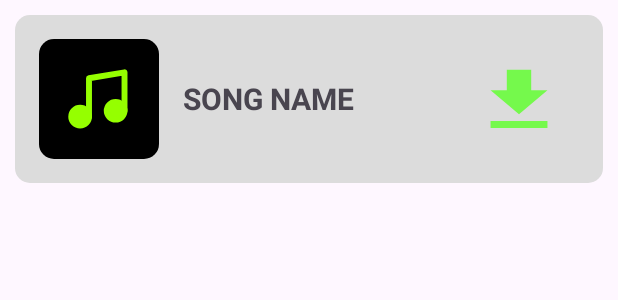
After one commit to Yjoubayr/Projecte33, an Android app: the layout activity_song_item.xml on its own in the app's theme, with its tools: preview values and no code run, on a phone screen of 412 x 824 dp. The commit adds this screen. Shown: the top 300 px of the screen. Run offline under Robolectric (Android 15) with nearby library versions, the phone set to English and light mode, and no system bars.

Commit message:
Logica dels btn de descarregar cançons, nomes et porta a una altre pantalla

```diff
--- a/Android/ReproductorMusica/app/src/main/res/layout/activity_downloadsongs.xml
+++ b/Android/ReproductorMusica/app/src/main/res/layout/activity_downloadsongs.xml
@@ -9,9 +9,7 @@
         android:layout_width="match_parent"
         android:layout_height="match_parent"
         tools:itemCount="11"
-        tools:listitem="@layout/song_item">
-
+        tools:listitem="@layout/activity_song_item">
     </androidx.recyclerview.widget.RecyclerView>
 
-
 </RelativeLayout>
--- /dev/null
+++ b/Android/ReproductorMusica/app/src/main/res/layout/activity_song_item.xml
@@ -0,0 +1,56 @@
+<?xml version="1.0" encoding="utf-8"?>
+<RelativeLayout xmlns:android="http://schemas.android.com/apk/res/android"
+    xmlns:app="http://schemas.android.com/apk/res-auto"
+    xmlns:tools="http://schemas.android.com/tools"
+    android:layout_width="wrap_content"
+    android:layout_height="wrap_content"
+    tools:context=".song_item">
+    <LinearLayout
+        xmlns:android="http://schemas.android.com/apk/res/android"
+        android:layout_width="match_parent"
+        android:layout_height="wrap_content"
+        android:orientation="horizontal"
+        android:padding="16dp"
+        android:background="@drawable/shape"
+        android:layout_margin="10dp"
+        tools:ignore="MissingConstraints">
+
+        <!-- Square Image -->
+        <ImageView
+            android:id="@+id/squareImage"
+            android:padding="15dp"
+            android:layout_width="80dp"
+            android:layout_height="80dp"
+            android:src="@drawable/music_img"
+            android:scaleType="centerCrop"
+            android:layout_gravity="center_vertical"
+            android:background="@drawable/shape"
+            android:backgroundTint="@color/black"/>
+
+        <!-- Textbox -->
+        <TextView
+            android:id="@+id/textBox"
+            android:layout_width="0dp"
+            android:textStyle="bold"
+            android:layout_height="wrap_content"
+            android:layout_marginStart="16dp"
+            android:layout_weight="1"
+            android:paddingVertical="20dp"
+            android:textSize="20sp"
+            android:hint="Enter text"
+            android:text="SONG NAME"
+            android:focusable="false"
+            android:clickable="false"
+            android:layout_gravity="center_vertical"/>
+
+        <!-- Download Logo -->
+        <TextView
+            android:id="@+id/downloadLogo"
+            android:layout_width="40dp"
+            android:layout_height="40dp"
+            android:layout_margin="20dp"
+            android:background="@drawable/btn_download"
+            android:layout_gravity="center_vertical"/>
+    </LinearLayout>
+
+</RelativeLayout>
```
Also changed, not shown: Android/ReproductorMusica/app/src/main/AndroidManifest.xml (+8 -5 lines), Android/ReproductorMusica/app/src/main/java/cat/boscdelacoma/reproductormusica/SongAdapter.kt (+13 -6 lines), Android/ReproductorMusica/app/src/main/java/cat/boscdelacoma/reproductormusica/song_item.kt (added, +14 -0 lines), Android/ReproductorMusica/app/src/main/res/layout/song_item.xml (+5 -6 lines).
